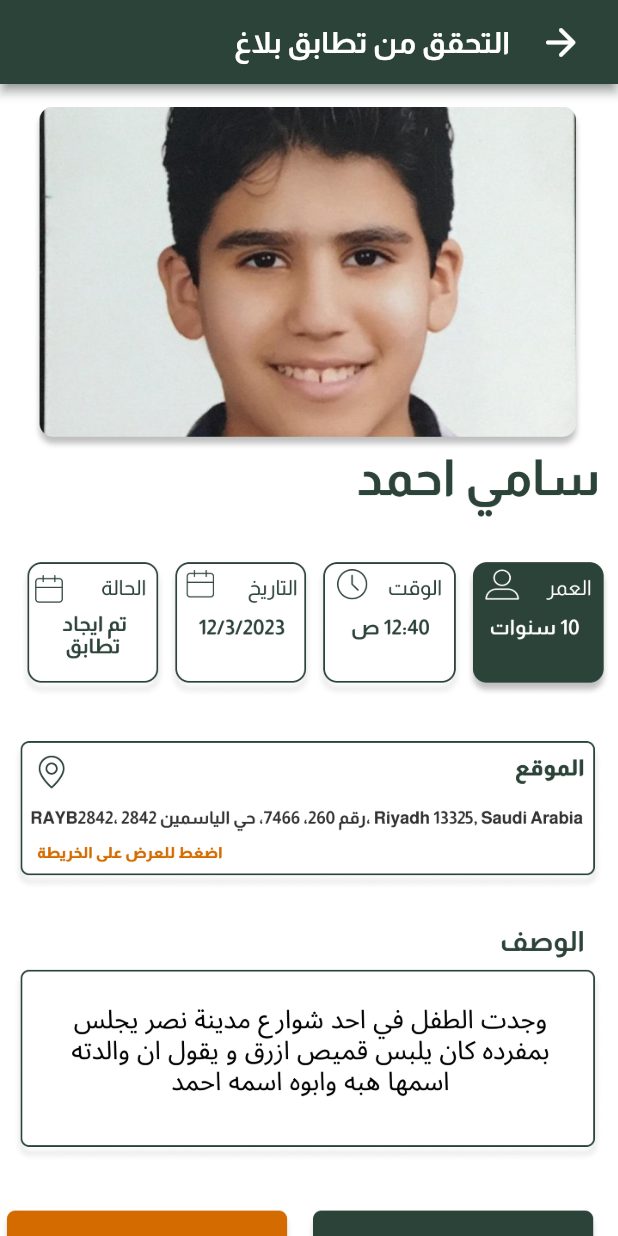
After one commit to aishaAboalatta/solution-challenge-Eye, a Flutter app: the matchForm screen opened directly, on a phone screen of 412 x 824 dp. The commit adds this screen. Run offline on Flutter 3.47's test engine with Material 2 defaults, Android fonts, the light colour scheme and no system bars; our stand-ins replace another_flutter_splash_screen, cloud_firestore, country_picker, firebase_auth, firebase_core, firebase_storage and 10 more; missing offline and left inert: animated_widgets, google_maps_flutter_android, google_maps_flutter_platform_interface, google_maps_place_picker_mb, google_ml_kit, tflite_flutter; accounts and stored records are empty.

Commit message:
add page

```diff
--- /dev/null
+++ b/eye/lib/notification/matchForm.dart
@@ -0,0 +1,37 @@
+import 'package:eye/widgets/appBar.dart';
+import 'package:flutter/material.dart';
+
+class matchForm extends StatefulWidget {
+  const matchForm({super.key});
+
+  @override
+  State<matchForm> createState() => _matchFormState();
+}
+
+class _matchFormState extends State<matchForm> {
+  @override
+  Widget build(BuildContext context) {
+    Size size = MediaQuery.of(context).size;
+    return Scaffold(
+      backgroundColor: Colors.white,
+      appBar: appBar(
+          title: "التحقق من تطابق بلاغ",
+          context: context,
+          icon: Icons.arrow_back_rounded),
+      body: Padding(
+        padding: const EdgeInsets.only(top: 15.0, right: 5),
+        child: SizedBox(
+          height: size.height,
+          width: size.width,
+          child: GestureDetector(
+            child: Image.asset(
+              alignment: Alignment.topCenter,
+              "assets/matchForm.jpg",
+              fit: BoxFit.fitWidth,
+            ),
+          ),
+        ),
+      ),
+    );
+  }
+}
```
Also changed, not shown: eye/lib/notification/notificationPage.dart (+16 -4 lines), eye/assets/matchForm.jpg (added).
